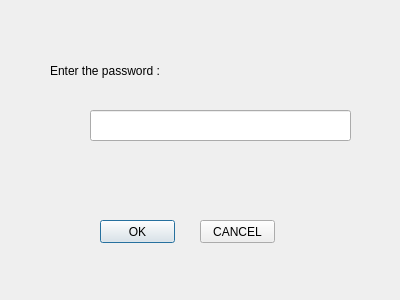
Above: F2_MODULES/REGISTER/password.ui from Asta-Twink/Twink_06MA before the change. Below: the same form after it.
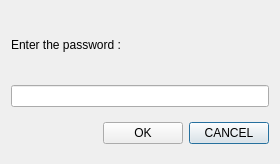
That is the form after the change.

```diff
--- a/F2_MODULES/REGISTER/password.ui
+++ b/F2_MODULES/REGISTER/password.ui
@@ -6,62 +6,48 @@
    <rect>
     <x>0</x>
     <y>0</y>
-    <width>400</width>
-    <height>300</height>
+    <width>280</width>
+    <height>164</height>
    </rect>
   </property>
   <property name="windowTitle">
    <string>Dialog</string>
   </property>
+  <property name="styleSheet">
+   <string notr="true">font: 10pt &quot;Courier New&quot;;</string>
+  </property>
+  <layout class="QGridLayout" name="gridLayout">
+   <item row="2" column="3" alignment="Qt::AlignRight">
+    <widget class="QPushButton" name="pushButton_2">
+     <property name="text">
+      <string>CANCEL</string>
+     </property>
+    </widget>
+   </item>
+   <item row="0" column="0" colspan="4">
   <widget class="QLabel" name="label">
-   <property name="geometry">
-    <rect>
-     <x>50</x>
-     <y>50</y>
-     <width>271</width>
-     <height>41</height>
-    </rect>
+     <property name="maximumSize">
+      <size>
+       <width>16777215</width>
+       <height>50</height>
+      </size>
    </property>
    <property name="text">
     <string>Enter the password :</string>
    </property>
   </widget>
+   </item>
+   <item row="1" column="0" colspan="4">
+    <widget class="QLineEdit" name="Pwd_txt"/>
+   </item>
+   <item row="2" column="2">
   <widget class="QPushButton" name="OK_Btn">
-   <property name="geometry">
-    <rect>
-     <x>100</x>
-     <y>220</y>
-     <width>75</width>
-     <height>23</height>
-    </rect>
-   </property>
    <property name="text">
     <string>OK</string>
    </property>
   </widget>
-  <widget class="QPushButton" name="pushButton_2">
-   <property name="geometry">
-    <rect>
-     <x>200</x>
-     <y>220</y>
-     <width>75</width>
-     <height>23</height>
-    </rect>
-   </property>
-   <property name="text">
-    <string>CANCEL</string>
-   </property>
-  </widget>
-  <widget class="QLineEdit" name="Pwd_txt">
-   <property name="geometry">
-    <rect>
-     <x>90</x>
-     <y>110</y>
-     <width>261</width>
-     <height>31</height>
-    </rect>
-   </property>
-  </widget>
+   </item>
+  </layout>
  </widget>
  <resources/>
  <connections/>
```
Lines whose indentation alone changed are shown as unchanged.
